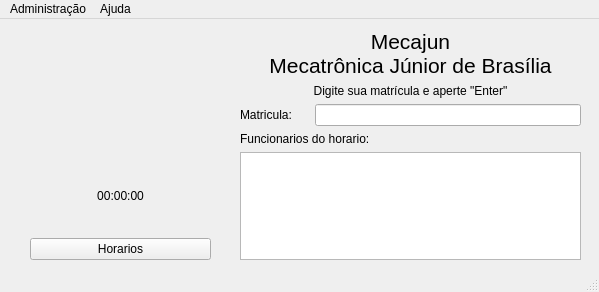
Qt form final/ui_files/mainWindow.ui (Mecajun/CdA) before a commit.
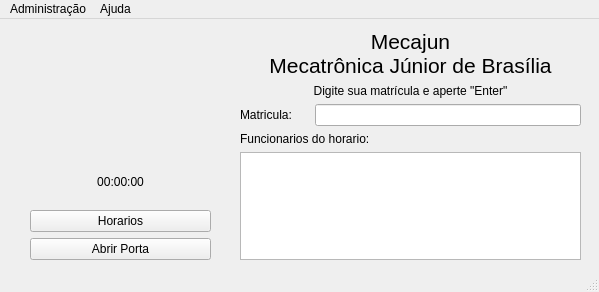
The same form after that commit. Icons and pictures are not drawn.

Commit message: adicionei botao para abrir porta

The edit to the form file:
```diff
--- a/final/ui_files/mainWindow.ui
+++ b/final/ui_files/mainWindow.ui
@@ -120,6 +120,13 @@
        </property>
       </widget>
      </item>
+     <item>
+      <widget class="QPushButton" name="pushButton_abrir_porta">
+       <property name="text">
+        <string>Abrir Porta</string>
+       </property>
+      </widget>
+     </item>
     </layout>
    </widget>
    <zorder>layoutWidget</zorder>
```
The commit also changes 8 other files.
